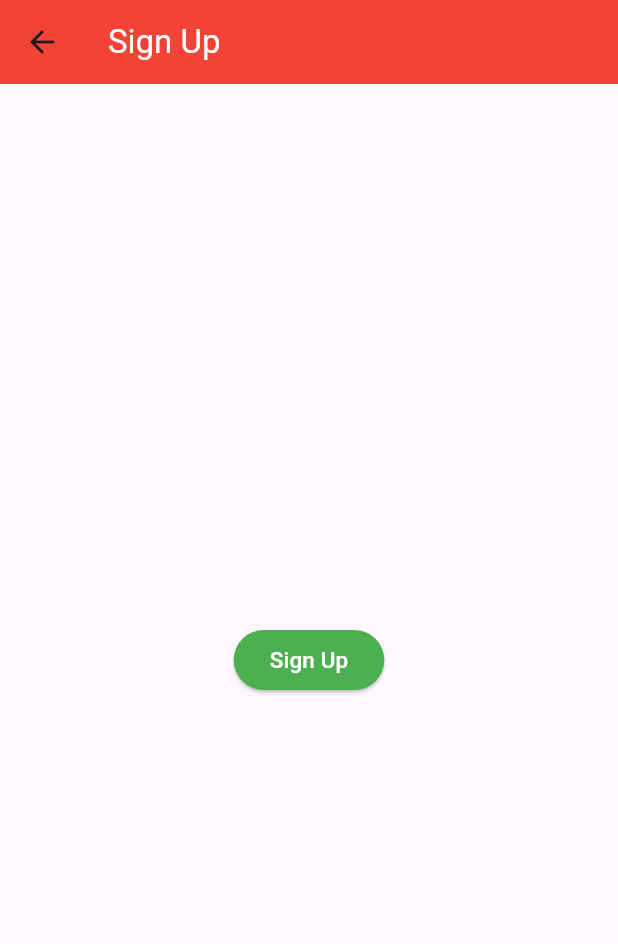
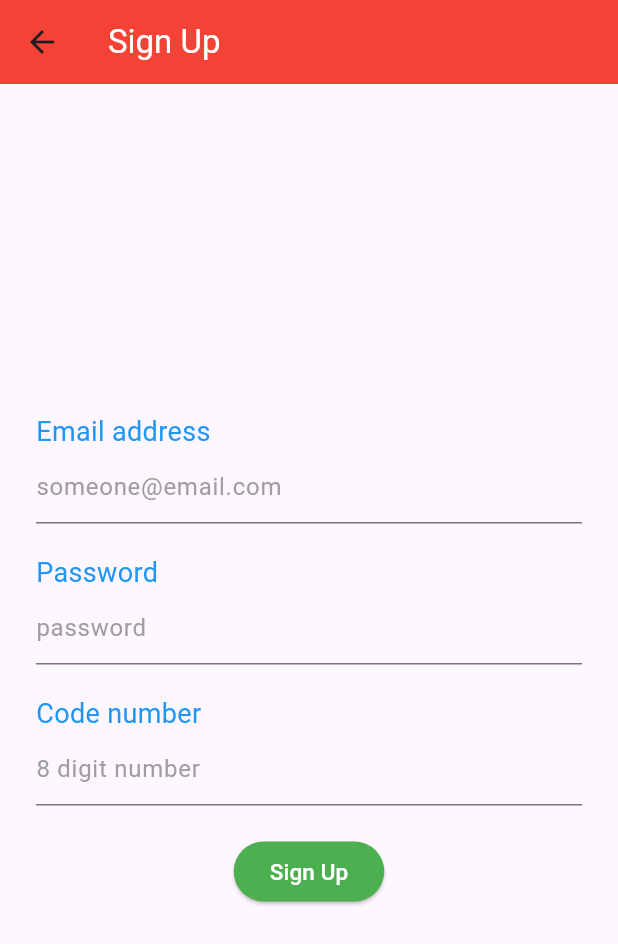
Before and after one commit to tasheera/CVD_Risk_Analyser, a Flutter app: the SignupScreen screen opened directly, on a phone screen of 412 x 824 dp. Shown: the top 944 px of the screen. Run offline on Flutter 3.47's test engine with Material 3 defaults, Android fonts, the phone set to English and light mode, and no system bars; our stand-ins replace firebase_auth, firebase_core; accounts and stored records are empty.

Commit message:
Add email,  password and code fields

```diff
--- a/lib/signup_screen.dart
+++ b/lib/signup_screen.dart
@@ -16,6 +16,9 @@ class _SignupScreenState extends State<SignupScreen> {
   final GlobalKey <FormState> _formKey =GlobalKey();// create global key object form key validate
 
 
+  final TextEditingController _signupEmailController = TextEditingController(); // controller for email text field
+  final TextEditingController _signupPasswordController = TextEditingController(); // controller for password text field
+  final TextEditingController _signupCodeController = TextEditingController();// controller for code text field
 
 
   @override
@@ -42,7 +45,41 @@ class _SignupScreenState extends State<SignupScreen> {
               mainAxisAlignment: MainAxisAlignment.center,
               crossAxisAlignment: CrossAxisAlignment.stretch,
               children: [
+                Text("Email address", textAlign: TextAlign.left, style: TextStyle(fontSize: 18, color: Colors.blue),),
+                TextFormField(
+                  controller: _signupEmailController,
+                  decoration: InputDecoration(
+                    hintText: "someone@email.com",
+                    hintStyle: TextStyle(color: Colors.grey)
 
+                  ),
+                ),
+
+                const SizedBox(height: 20),
+
+                Text("Password", textAlign: TextAlign.left, style: TextStyle(fontSize: 18, color: Colors.blue),),
+                TextFormField(
+                  controller: _signupPasswordController,
+                  decoration: InputDecoration(
+                    hintText: "password",
+                    hintStyle: TextStyle(color: Colors.grey)
+
+                  ),
+                ),
+
+               const SizedBox(height: 20),
+
+               Text("Code number", textAlign: TextAlign.left, style: TextStyle(fontSize: 18, color: Colors.blue),),
+                TextFormField(
+                  controller: _signupCodeController,
+                  decoration: InputDecoration(
+                    hintText: "8 digit number",
+                    hintStyle: TextStyle(color: Colors.grey)
+
+                  ),
+                ),
+
+                const SizedBox(height: 20,),
 
 
 
```
